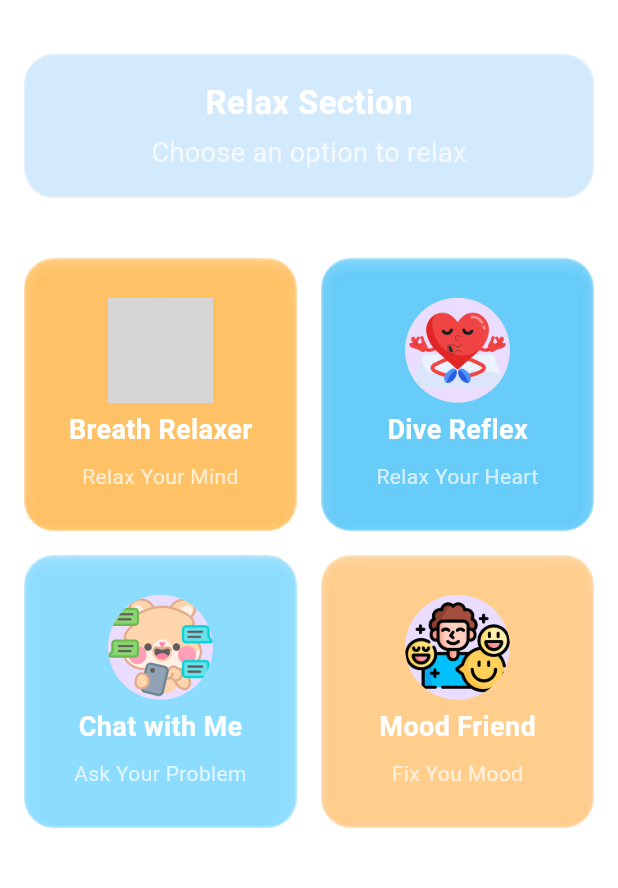
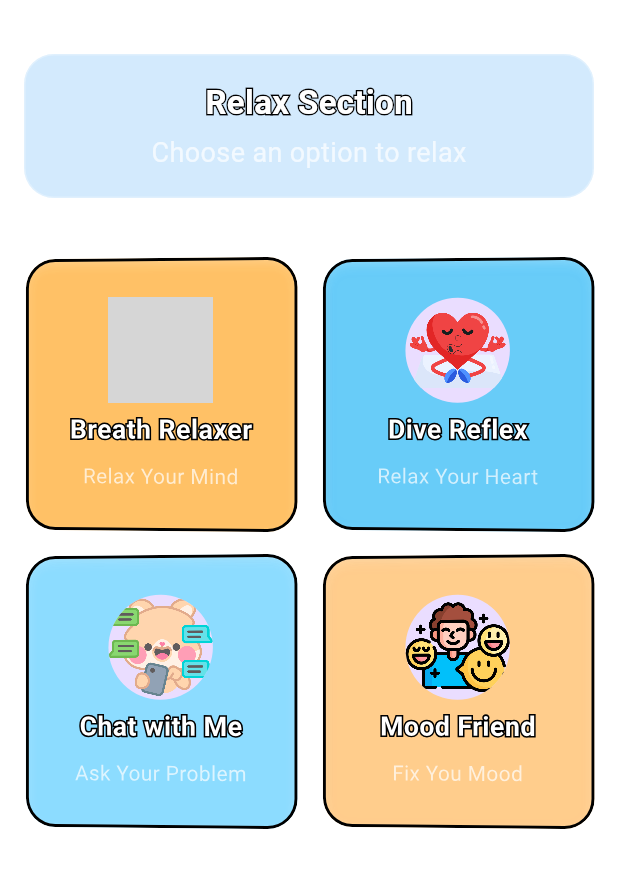
Before and after one commit to riyajidevindu/BeMA_App_V2, a Flutter app: the RelaxSectionHome screen opened directly, on a phone screen of 412 x 824 dp, the part 84-972 px from its top. Run offline on Flutter 3.47's test engine with Material 3 defaults, Android fonts, the phone set to English and light mode, and no system bars; our stand-ins replace animated_background, animated_text_kit, awesome_snackbar_content, cloud_firestore, connectivity_plus, custom_navigation_bar and 7 more; missing offline and left inert: model_viewer_plus, record; accounts and stored records are empty; statements that could not run were skipped; grey boxes are pictures that could not be loaded.

Commit message:
Refactor RelaxSectionHome to StatefulWidget; add fade and slide animations, implement stroked text for titles, and enhance card interactions with MouseRegion effects

```diff
--- a/bema_application/lib/features/intermediate_screens/screens/relax_section_screen.dart
+++ b/bema_application/lib/features/intermediate_screens/screens/relax_section_screen.dart
@@ -31,8 +31,42 @@ class RelaxSectionScreen extends StatelessWidget {
   }
 }
 
-class RelaxSectionHome extends StatelessWidget {
+class RelaxSectionHome extends StatefulWidget {
   const RelaxSectionHome({Key? key}) : super(key: key);
+
+  @override
+  State<RelaxSectionHome> createState() => _RelaxSectionHomeState();
+}
+
+class _RelaxSectionHomeState extends State<RelaxSectionHome>
+    with SingleTickerProviderStateMixin {
+  late AnimationController _animationController;
+  late Animation<double> _fadeAnimation;
+  late Animation<Offset> _slideAnimation;
+
+  @override
+  void initState() {
+    super.initState();
+    _animationController = AnimationController(
+      vsync: this,
+      duration: const Duration(milliseconds: 500),
+    );
+    _fadeAnimation =
+        Tween<double>(begin: 0.0, end: 1.0).animate(_animationController);
+    _slideAnimation =
+        Tween<Offset>(begin: const Offset(0, 0.2), end: Offset.zero)
+            .animate(_animationController);
+    _animationController.forward();
+  }
+
+  @override
+  void didChangeDependencies() {
+    super.didChangeDependencies();
+    precacheImage(const AssetImage('assets/relax.png'), context);
+    precacheImage(const AssetImage('assets/meditation.png'), context);
+    precacheImage(const AssetImage('assets/chat.png'), context);
+    precacheImage(const AssetImage('assets/mood.png'), context);
+  }
 
   @override
   Widget build(BuildContext context) {
@@ -65,17 +99,13 @@ class RelaxSectionHome extends StatelessWidget {
               ),
               child: Column(
                 crossAxisAlignment: CrossAxisAlignment.center,
-                children: const [
-                  Text(
+                children: [
+                  _buildStrokedText(
                     "Relax Section",
-                    style: TextStyle(
-                      fontSize: 22,
-                      color: Colors.white,
-                      fontWeight: FontWeight.bold,
+                    22,
                   ),
-                  ),
-                  SizedBox(height: 5),
-                  Text(
+                  const SizedBox(height: 5),
+                  const Text(
                     "Choose an option to relax",
                     style: TextStyle(
                       fontSize: 18,
@@ -87,6 +117,13 @@ class RelaxSectionHome extends StatelessWidget {
             ),
             const SizedBox(height: 20),
             Expanded(
+              child: AnimatedBuilder(
+                animation: _animationController,
+                builder: (context, child) {
+                  return FadeTransition(
+                    opacity: _fadeAnimation,
+                    child: SlideTransition(
+                      position: _slideAnimation,
                       child: GridView.count(
                         crossAxisCount: 2,
                         crossAxisSpacing: 16.0,
@@ -95,52 +132,64 @@ class RelaxSectionHome extends StatelessWidget {
                           _buildCard(
                             avatar: const CircleAvatar(
                               radius: 35,
-                      backgroundImage: AssetImage('assets/relax.png'),
+                              backgroundImage:
+                                  AssetImage('assets/relax.png'),
                             ),
                             title: "Breath Relaxer",
                             subtitle: "Relax Your Mind",
                             color: Colors.orange,
                             onTap: () {
-                      Navigator.pushNamed(context, RouteNames.stressReleaseScreen);
+                              Navigator.pushNamed(
+                                  context, RouteNames.stressReleaseScreen);
                             },
                           ),
                           _buildCard(
                             avatar: const CircleAvatar(
                               radius: 35,
-                      backgroundImage: AssetImage('assets/meditation.png'),
+                              backgroundImage:
+                                  AssetImage('assets/meditation.png'),
                             ),
                             title: "Dive Reflex",
                             subtitle: "Relax Your Heart",
                             color: Colors.lightBlue,
                             onTap: () {
-                      Navigator.pushNamed(context, RouteNames.diveReflexScreen);
+                              Navigator.pushNamed(
+                                  context, RouteNames.diveReflexScreen);
                             },
                           ),
                           _buildCard(
                             avatar: const CircleAvatar(
                               radius: 35,
-                      backgroundImage: AssetImage('assets/chat.png'),
+                              backgroundImage:
+                                  AssetImage('assets/chat.png'),
                             ),
                             title: "Chat with Me",
                             subtitle: "Ask Your Problem",
                             color: Colors.lightBlueAccent,
                             onTap: () {
-                      Navigator.pushNamed(context, RouteNames.chatScreen);
+                              Navigator.pushNamed(
+                                  context, RouteNames.chatScreen);
                             },
                           ),
                           _buildCard(
                             avatar: const CircleAvatar(
                               radius: 35,
-                      backgroundImage: AssetImage('assets/mood.png'),
+                              backgroundImage:
+                                  AssetImage('assets/mood.png'),
                             ),
                             title: "Mood Friend",
                             subtitle: "Fix You Mood",
                             color: Colors.orangeAccent,
                             onTap: () {
-                      Navigator.pushNamed(context, RouteNames.moodFriendScreen);
+                              Navigator.pushNamed(
+                                  context, RouteNames.moodFriendScreen);
                             },
                           ),
                         ],
+                      ),
+                    ),
+                  );
+                },
               ),
             ),
           ],
@@ -156,7 +205,15 @@ class RelaxSectionHome extends StatelessWidget {
     required Color color,
     VoidCallback? onTap,
   }) {
-    return ClipRRect(
+    return MouseRegion(
+      onEnter: (event) {},
+      onExit: (event) {},
+      child: Transform(
+        transform: Matrix4.identity()
+          ..setEntry(3, 2, 0.001)
+          ..rotateY(0.1),
+        alignment: FractionalOffset.center,
+        child: ClipRRect(
           borderRadius: BorderRadius.circular(20),
           child: BackdropFilter(
             filter: ImageFilter.blur(sigmaX: 10, sigmaY: 10),
@@ -167,7 +224,8 @@ class RelaxSectionHome extends StatelessWidget {
                   color: color.withOpacity(0.2),
                   borderRadius: BorderRadius.circular(20),
                   border: Border.all(
-                color: Colors.white.withOpacity(0.3),
+                    color: Colors.black,
+                    width: 2,
                   ),
                   boxShadow: [
                     BoxShadow(
@@ -185,13 +243,9 @@ class RelaxSectionHome extends StatelessWidget {
                     children: [
                       avatar,
                       const SizedBox(height: 5),
-                  Text(
+                      _buildStrokedText(
                         title,
-                    style: const TextStyle(
-                      fontSize: 18,
-                      fontWeight: FontWeight.bold,
-                      color: Colors.white,
-                    ),
+                        18,
                       ),
                       const SizedBox(height: 8),
                       Text(
@@ -208,6 +262,37 @@ class RelaxSectionHome extends StatelessWidget {
               ),
             ),
           ),
+        ),
+      ),
+    );
+  }
+
+  Widget _buildStrokedText(String text, double fontSize,
+      {bool isSelected = true}) {
+    return Stack(
+      children: <Widget>[
+        // Stroked text as border.
+        Text(
+          text,
+          style: TextStyle(
+            fontSize: fontSize,
+            fontWeight: isSelected ? FontWeight.bold : FontWeight.normal,
+            foreground: Paint()
+              ..style = PaintingStyle.stroke
+              ..strokeWidth = 2
+              ..color = Colors.black,
+          ),
+        ),
+        // Solid text as fill.
+        Text(
+          text,
+          style: TextStyle(
+            fontSize: fontSize,
+            fontWeight: isSelected ? FontWeight.bold : FontWeight.normal,
+            color: isSelected ? Colors.white : Colors.white.withOpacity(0.7),
+          ),
+        ),
+      ],
     );
   }
 }
```
Lines whose indentation alone changed are shown as unchanged.
